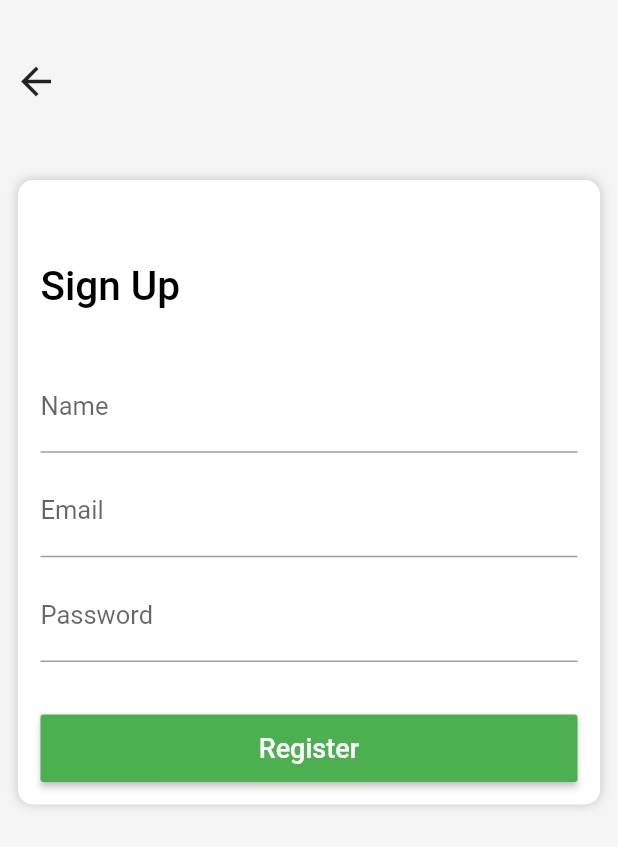
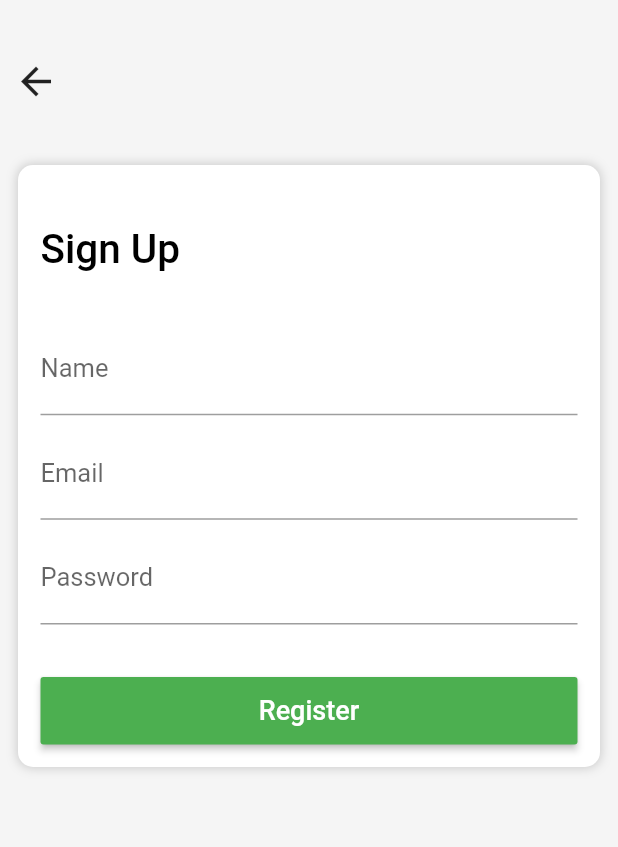
Before and after one commit to kyosima/ecommerce_app, a Flutter app: the screen it shows after launch, after a tap on "SignUp", on a phone screen of 412 x 824 dp. Shown: the top 847 px of the screen. Run offline on Flutter 3.47's test engine with Material 2 defaults, Android fonts, the phone set to English and light mode, and no system bars; our stand-ins replace get.

Commit message:
UI login and register update

```diff
--- a/lib/views/auth/login_screen.dart
+++ b/lib/views/auth/login_screen.dart
@@ -119,7 +119,7 @@ class LoginScreen extends StatelessWidget {
                       )),
                 ),
                 SizedBox(
-                  height: 50,
+                  height: 30,
                 ),
                 Center(
                   child: CustomText(
--- a/lib/views/auth/register_screen.dart
+++ b/lib/views/auth/register_screen.dart
@@ -8,7 +8,8 @@ class RegisterScreen extends StatelessWidget {
   @override
   Widget build(BuildContext context) {
     return Scaffold(
-      body: SafeArea(
+      body: SingleChildScrollView(
+        child: SafeArea(
           child: Container(
             height: MediaQuery.of(context).size.height,
             color: Colors.grey[100],
@@ -31,7 +32,7 @@ class RegisterScreen extends StatelessWidget {
                   ),
                 ),
                 SizedBox(
-                height: 30,
+                  height: 20,
                 ),
                 Padding(
                   padding: const EdgeInsets.all(12.0),
@@ -53,7 +54,7 @@ class RegisterScreen extends StatelessWidget {
                         crossAxisAlignment: CrossAxisAlignment.stretch,
                         children: [
                           SizedBox(
-                          height: 40,
+                            height: 25,
                           ),
                           Container(
                             alignment: Alignment.topLeft,
@@ -114,6 +115,7 @@ class RegisterScreen extends StatelessWidget {
             ),
           ),
         ),
+      ),
     );
   }
 }
```
Lines whose indentation alone changed are shown as unchanged.
